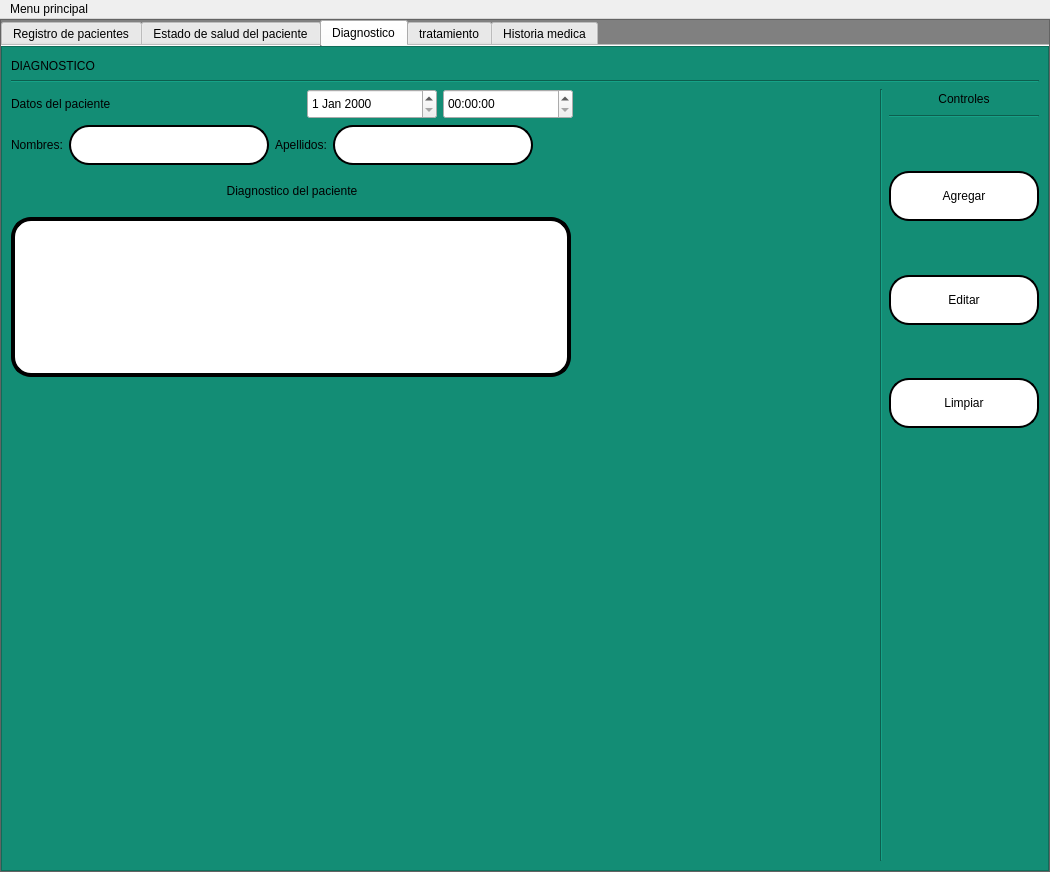
Above: interfaces/History.ui from Reinaldito04/App-Consultas-y-Historias-Medicas before the change. Below: the same form after it.
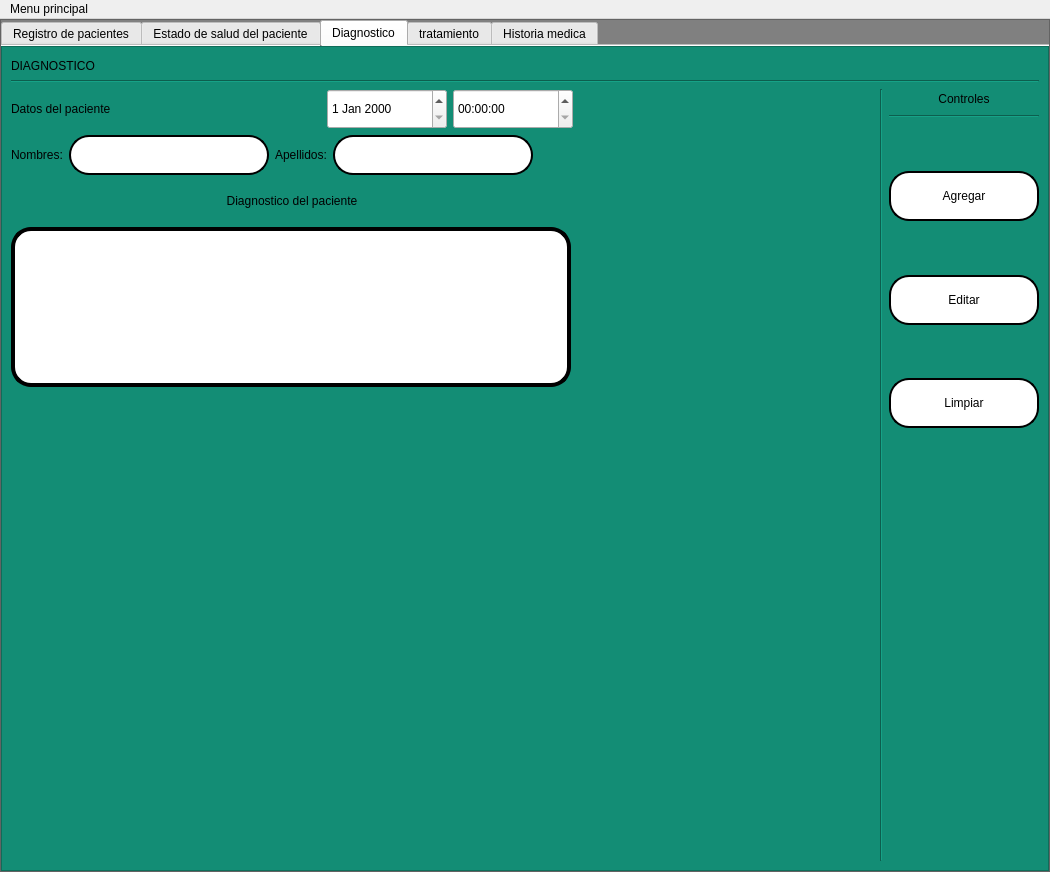
That is the form after the change. The open tabs and pages were chosen to show the change. Icons and pictures are not drawn.

Commit message: recuperacion de hora y fecha en la tab de diagnostico

```diff
--- a/interfaces/History.ui
+++ b/interfaces/History.ui
@@ -1822,14 +1822,14 @@
                        <widget class="QDateEdit" name="fecha">
                         <property name="minimumSize">
                          <size>
-                          <width>130</width>
-                          <height>30</height>
+                          <width>120</width>
+                          <height>40</height>
                          </size>
                         </property>
-                        <property name="baseSize">
+                        <property name="maximumSize">
                          <size>
-                          <width>130</width>
-                          <height>30</height>
+                          <width>120</width>
+                          <height>16777215</height>
                          </size>
                         </property>
                        </widget>
@@ -1838,8 +1838,8 @@
                        <widget class="QTimeEdit" name="hora">
                         <property name="minimumSize">
                          <size>
-                          <width>130</width>
-                          <height>30</height>
+                          <width>120</width>
+                          <height>40</height>
                          </size>
                         </property>
                        </widget>
```
Left out of the diff: 2 changed lines with no effect on the pictures. The commit also changes 2 other files.
